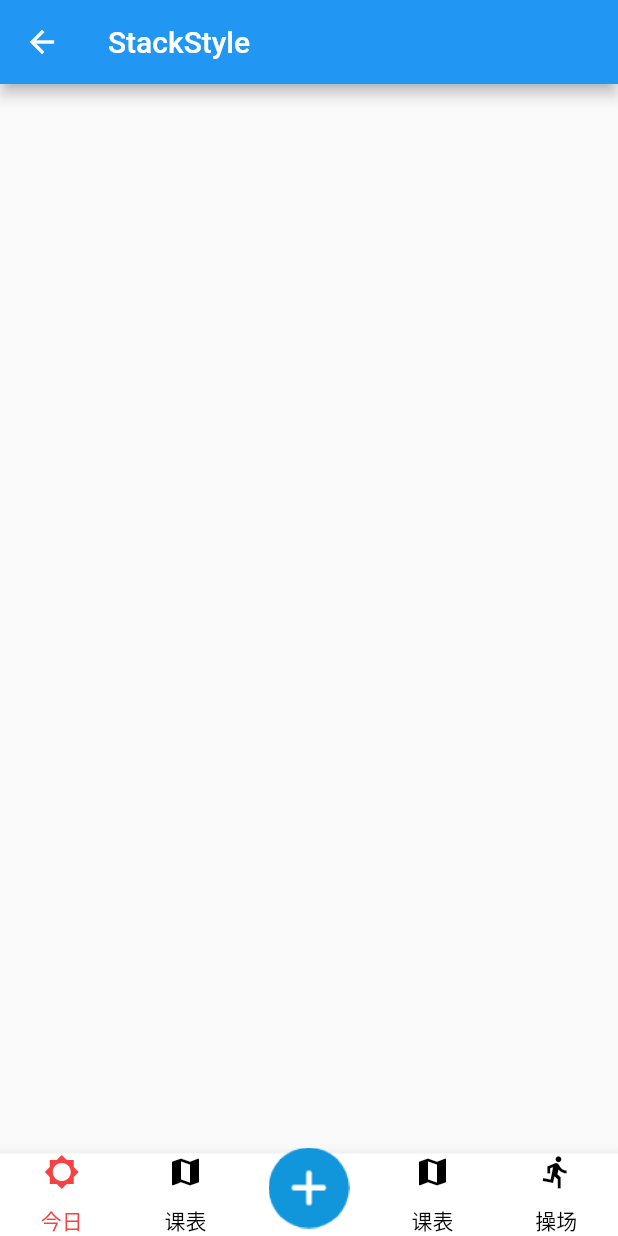
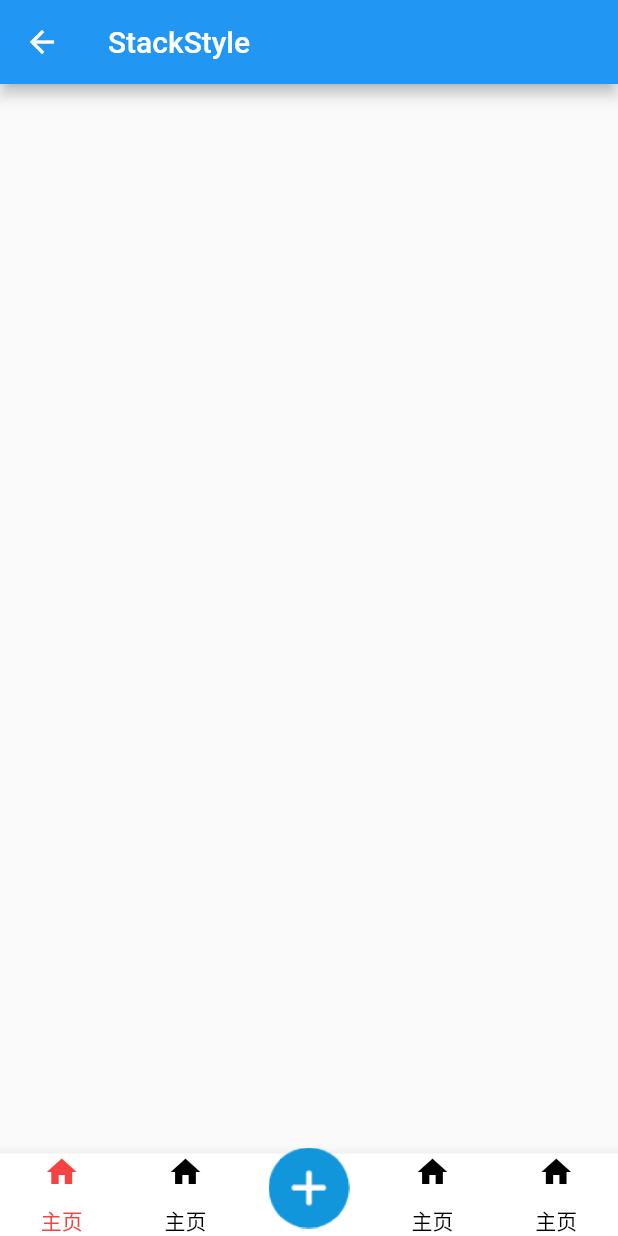
Before and after one commit to HoyeZhang/flutter_bottom_button_app, a Flutter app: the StackStylePage screen opened directly, on a phone screen of 412 x 824 dp. Run offline on Flutter 3.47's test engine with Material 2 defaults, Android fonts, the phone set to English and light mode, and no system bars.

Commit message:
添加说明

```diff
--- a/lib/stack_style_page.dart
+++ b/lib/stack_style_page.dart
@@ -16,8 +16,6 @@ class AppState extends State<StackStylePage> {
       myCenterDockedFloatingActionButtonLocation =
       MyCenterDockedFloatingActionButtonLocation();
 
-
-  var appBarTitles = ['首页', '发现', '我的'];
 
   @override
   Widget build(BuildContext context) {
@@ -63,21 +61,22 @@ class AppState extends State<StackStylePage> {
                   unselectedLabelColor: Colors.black,
                   tabs: <Widget>[
                     new Tab(
-                      text: "今日",
-                      icon: new Icon(Icons.brightness_5),
+                      text: "主页",
+                      icon: new Icon(Icons.home),
                     ),
                     new Tab(
-                      text: "课表",
-                      icon: new Icon(Icons.map),
+                      text: "主页",
+                      icon: new Icon(Icons.home),
                     ),
+                   //中间多一个占位的
                    Container(),
                     new Tab(
-                      text: "课表",
-                      icon: new Icon(Icons.map),
+                      text: "主页",
+                      icon: new Icon(Icons.home),
                     ),
                     new Tab(
-                      text: "操场",
-                      icon: new Icon(Icons.directions_run),
+                      text: "主页",
+                      icon: new Icon(Icons.home),
                     ),
                   ],
                 ),
```
Also changed, not shown: images/001.png (added), images/002.png (added), 1 other file.
